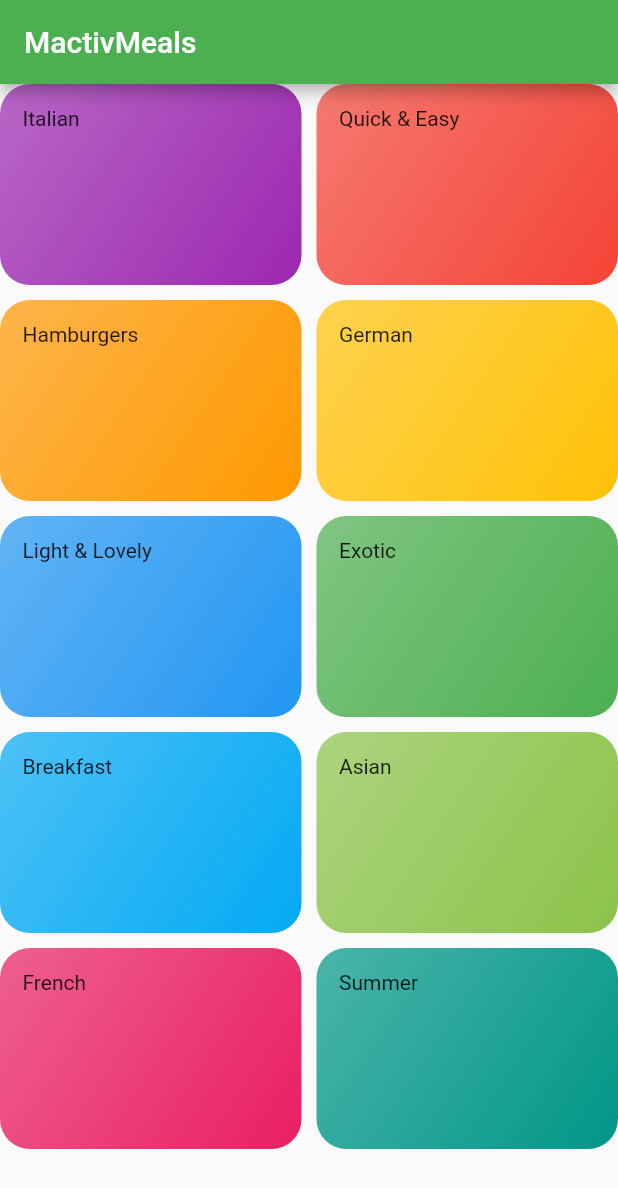
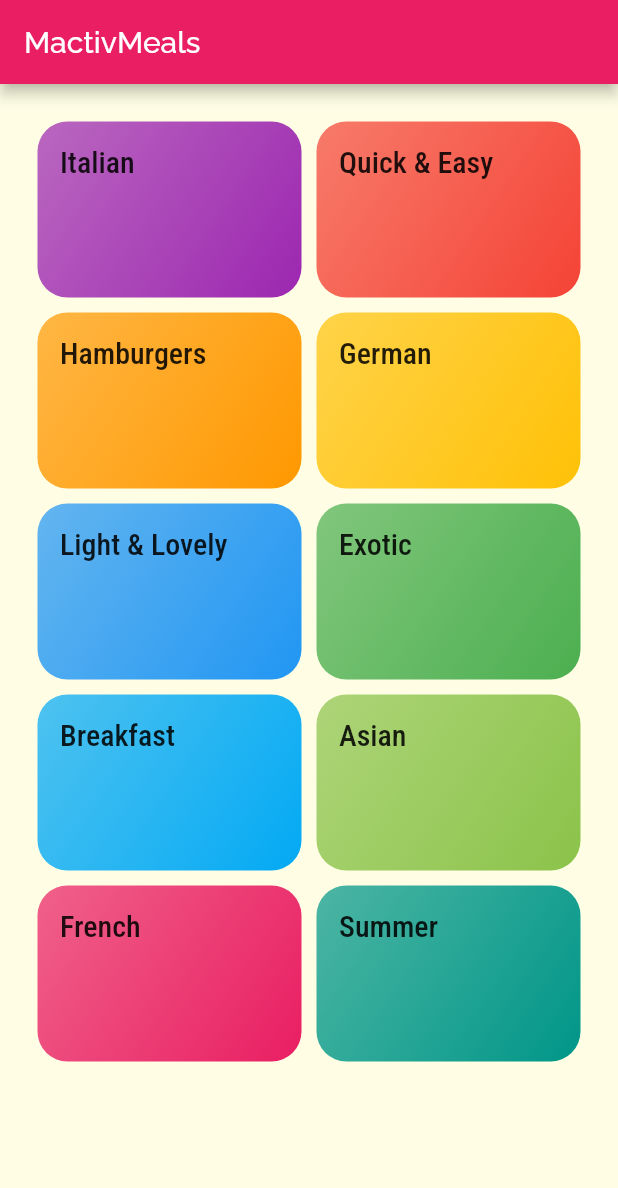
Before and after one commit to dhiyaaulauliyaa/flutter_meals_app, a Flutter app: the screen it shows after launch, on a phone screen of 412 x 824 dp. Shown: the top 1188 px of the screen. Run offline on Flutter 3.47's test engine with Material 2 defaults, Android fonts, the phone set to English and light mode, and no system bars.

Commit message:
app styling & theming

```diff
--- a/lib/categories_screen.dart
+++ b/lib/categories_screen.dart
@@ -9,8 +9,10 @@ class CategoriesScreen extends StatelessWidget {
     return Scaffold(
       appBar: AppBar(
         title: const Text('MactivMeals'),
+
       ),
       body: GridView(
+        padding: EdgeInsets.all(25),
         gridDelegate: SliverGridDelegateWithMaxCrossAxisExtent(
           maxCrossAxisExtent: 200,
           childAspectRatio: 3 / 2,
--- a/lib/category_item.dart
+++ b/lib/category_item.dart
@@ -9,7 +9,10 @@ class CategoryItem extends StatelessWidget {
   @override
   Widget build(BuildContext context) {
     return Container(
-      child: Text(title),
+      child: Text(
+        title,
+        style: Theme.of(context).textTheme.title,
+      ),
       padding: const EdgeInsets.all(15),
       decoration: BoxDecoration(
         gradient: LinearGradient(
--- a/lib/main.dart
+++ b/lib/main.dart
@@ -11,7 +11,23 @@ class MyApp extends StatelessWidget {
       debugShowCheckedModeBanner: false,
       title: 'MactivMeals',
       theme: ThemeData(
-        primarySwatch: Colors.green,
+        primarySwatch: Colors.pink,
+        accentColor: Colors.amber,
+        canvasColor: Color.fromRGBO(255, 254, 229, 1),
+        fontFamily: 'Raleway',
+        textTheme: ThemeData.light().textTheme.copyWith(
+          body1: TextStyle(
+            color: Color.fromRGBO(20, 51, 51, 1),
+          ),
+          body2: TextStyle(
+            color: Color.fromRGBO(20, 51, 51, 1),
+          ),
+          title: TextStyle(
+            fontSize: 20,
+            fontFamily: 'RobotoCondensed',
+            fontWeight: FontWeight.w500,
+          ),
+        ),
       ),
 //      home: MyHomePage(title: 'MactivMeals'),
       home: CategoriesScreen(),
```
Also changed, not shown: pubspec.yaml (+17 -0 lines).
